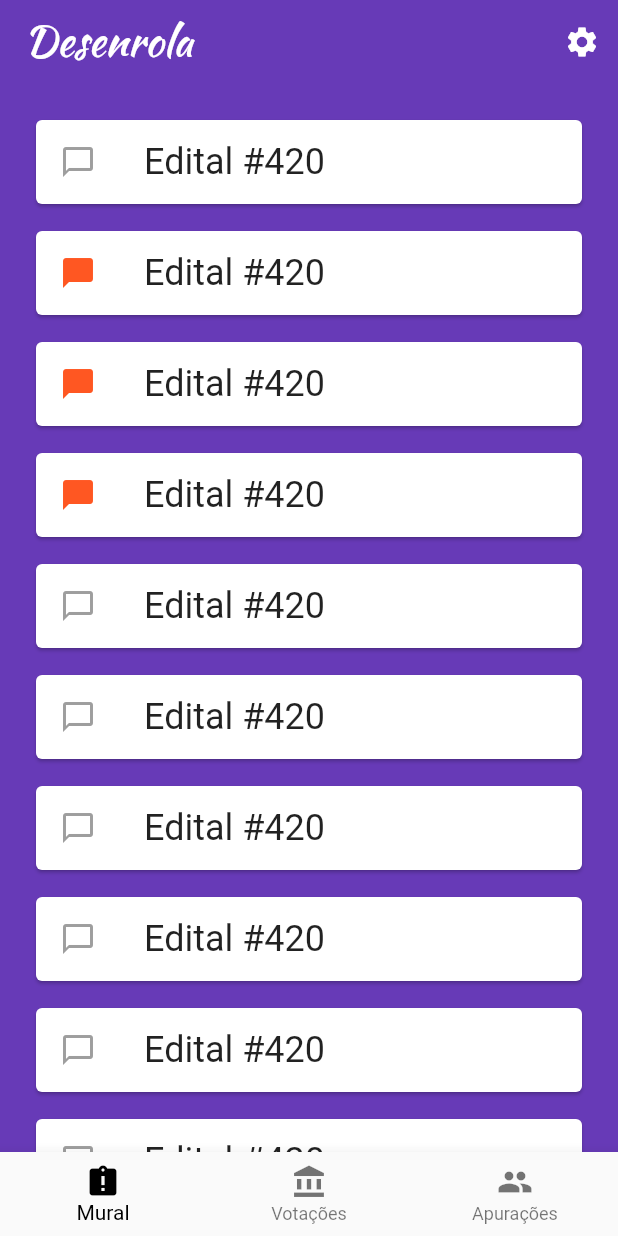
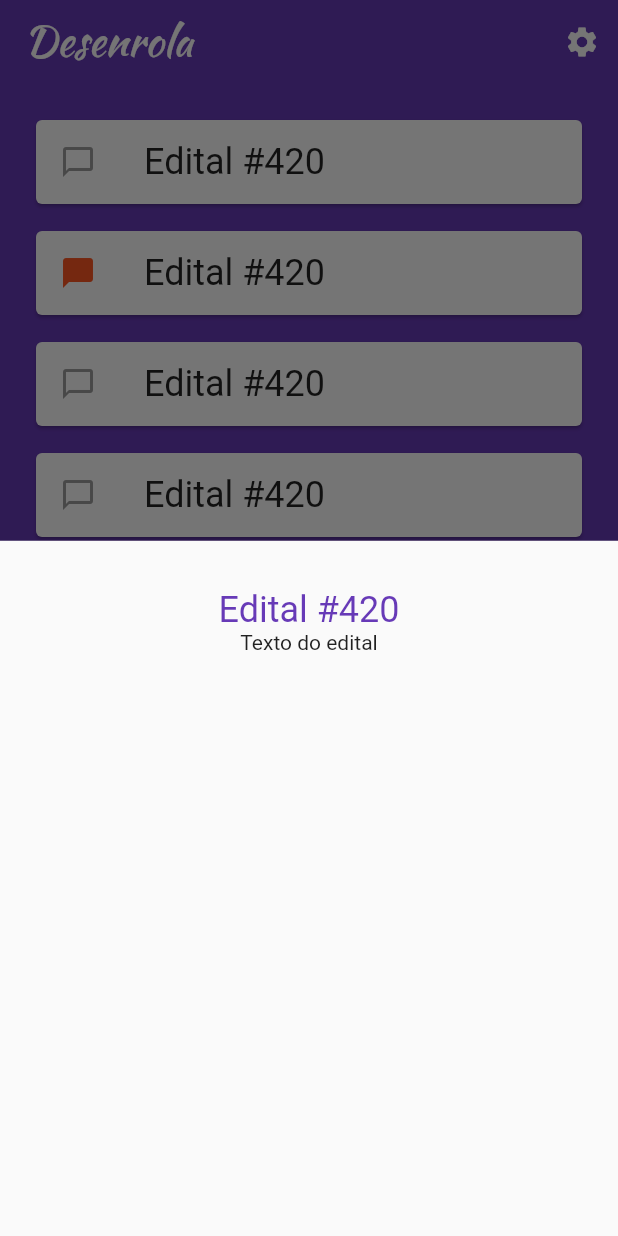
Before and after one commit to avlnx/assembly, a Flutter app: the screen it shows after launch, after a tap on an icon or button, on a phone screen of 412 x 824 dp. Run offline on Flutter 3.47's test engine with Material 2 defaults, Android fonts, the phone set to English and light mode, and no system bars.

Commit message:
Adds modal to MuralList

```diff
--- a/lib/tabs/mural_tab.dart
+++ b/lib/tabs/mural_tab.dart
@@ -24,7 +24,7 @@ class _MuralTabState extends State<MuralTab> {
     super.initState();
     // Create mock data
     _allItems.addAll(List<MuralItem>.generate(
-    11,
+    5,
     (i) =>
     MuralItem("Edital #${Random().nextInt(1000)}", "Texto do edital", i % 3 != 0)));
   }
@@ -74,6 +74,25 @@ class _MuralTabState extends State<MuralTab> {
             ),
           ),
           onTap: () {
+            showModalBottomSheet<void>(context: context, builder: (BuildContext context) {
+              return Container(
+                  child: Padding(
+                      padding: EdgeInsets.all(32.0),
+                      child: Column(
+                        children: <Widget>[
+                          Text(item.title,
+                              textAlign: TextAlign.center,
+                              style: TextStyle(
+                                  color: Theme.of(context).accentColor,
+                                  fontSize: 24.0
+                              )
+                          ),
+                          Text(item.body),
+                        ],
+                      ),
+                  )
+              );
+            });
             setState(() {
               int i = _allItems.indexOf(item);
               if (!item.read) {
```
